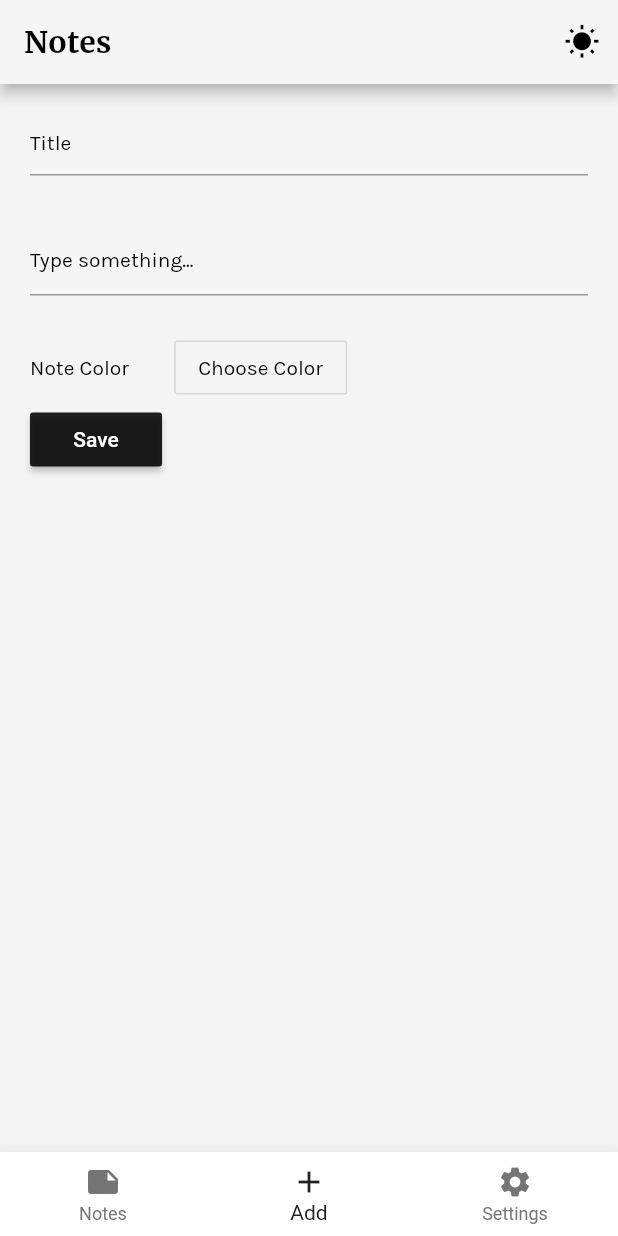
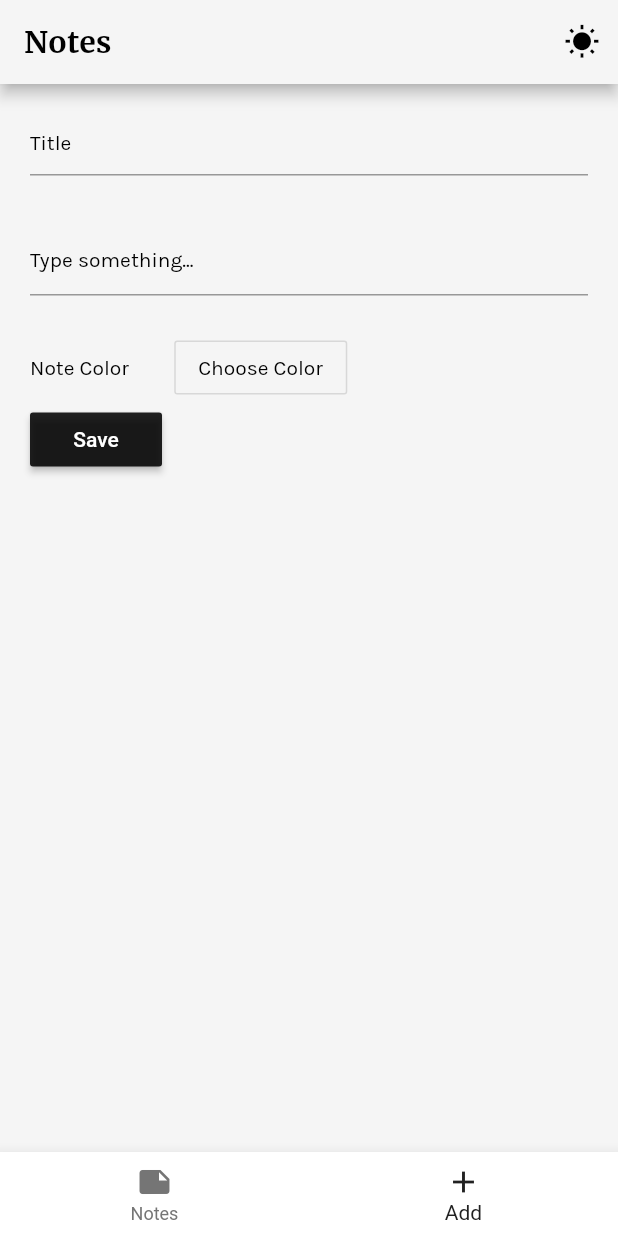
Before and after one commit to ManishKarki1997/FlutterNotesApp, a Flutter app: the screen it shows after launch, swiped to page 2, on a phone screen of 412 x 824 dp. Run offline on Flutter 3.47's test engine with Material 2 defaults, Android fonts, the phone set to English and light mode, and no system bars; our stand-ins replace shared_preferences; missing offline and left inert: flutter_material_color_picker.

Commit message:
remove settings page

```diff
--- a/lib/screens/Home.dart
+++ b/lib/screens/Home.dart
@@ -3,7 +3,6 @@ import 'package:provider/provider.dart';
 import 'package:todoapp/providers/notes_provider.dart';
 import 'package:todoapp/screens/AddNote.dart';
 import 'package:todoapp/screens/Notes.dart';
-import 'package:todoapp/screens/Settings.dart';
 
 class Home extends StatefulWidget {
   @override
@@ -47,7 +46,6 @@ class _HomeState extends State<Home> {
         children: <Widget>[
           Notes(),
           AddNote(),
-          Settings()
         ],
         onPageChanged: (index){
           setState(() {
@@ -65,10 +63,7 @@ class _HomeState extends State<Home> {
           icon: Icon(Icons.add),
           title: Text("Add"),
         ),
-        BottomNavigationBarItem(
-          icon: Icon(Icons.settings),
-          title: Text("Settings"),
-        ),
+
       ],
       currentIndex: _selectedIndex,
       selectedItemColor: Theme.of(context).accentColor,
```
